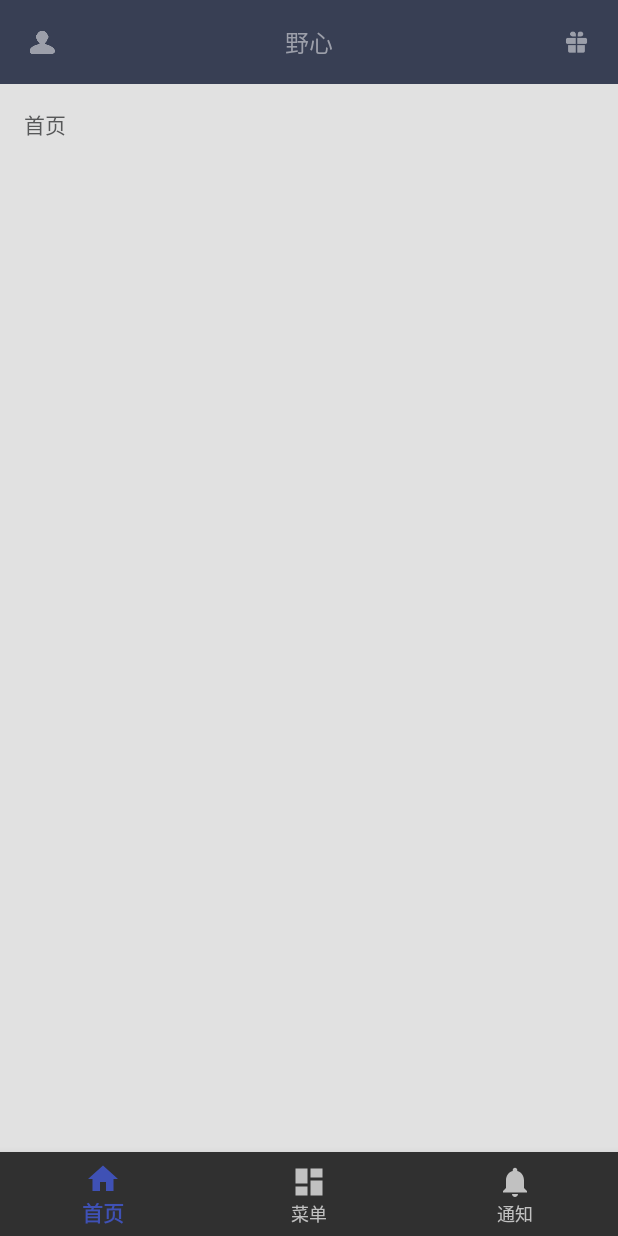
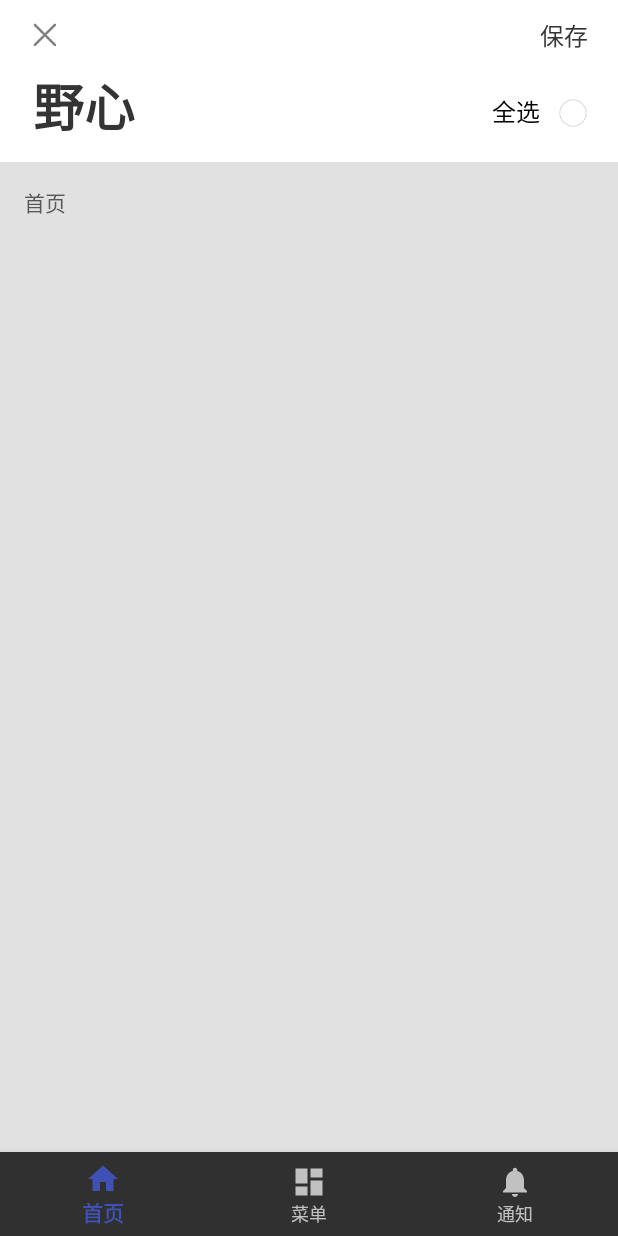
Before and after one commit to Rocktiger/MyFirstGItHubProject, an Android app: the screen it shows after launch (MainActivity), on a phone screen of 412 x 824 dp. Run offline under Robolectric (Android 15) with nearby library versions, the phone set to English and light mode, and no system bars.

Commit message:
[fixed] 封装BaseToolbarActivity

```diff
--- a/app/src/main/java/com/nb/mengbiao/myfirstgithubproject/MainActivity.java
+++ b/app/src/main/java/com/nb/mengbiao/myfirstgithubproject/MainActivity.java
@@ -1,15 +1,21 @@
 package com.nb.mengbiao.myfirstgithubproject;
 
+import android.graphics.Color;
+import android.graphics.drawable.ColorDrawable;
 import android.os.Bundle;
 import android.os.PersistableBundle;
 import android.support.design.widget.BottomNavigationView;
 import android.support.v4.app.Fragment;
+import android.support.v4.content.ContextCompat;
 import android.support.v4.widget.DrawerLayout;
-import android.view.MenuItem;
+import android.util.TypedValue;
 import android.view.View;
 import android.widget.AdapterView;
 import android.widget.ArrayAdapter;
+import android.widget.CheckBox;
+import android.widget.LinearLayout;
 import android.widget.ListView;
+import android.widget.TextView;
 
 import com.nb.mengbiao.myfirstgithubproject.base.BaseToolBarActivity;
 import com.nb.mengbiao.myfirstgithubproject.base.toast.ToastUtil;
@@ -31,9 +37,12 @@ public class MainActivity extends BaseToolBarActivity {
     @Override
     protected void onCreate(Bundle savedInstanceState) {
         super.onCreate(savedInstanceState);
+        this.savedInstanceState = savedInstanceState;
+    }
+
+    @Override
+    protected void setContentView() {
         setContentView(R.layout.activity_main);
-        initToolBar("野心");
-        this.savedInstanceState = savedInstanceState;
         drawerLayout = (DrawerLayout) findViewById(R.id.drawer_layout);
         mDrawerList = (ListView) findViewById(R.id.left_drawer);
         plantArr = getResources().getStringArray(R.array.planets_array);
@@ -43,12 +52,63 @@ public class MainActivity extends BaseToolBarActivity {
 
         BottomNavigationView navigation = (BottomNavigationView) findViewById(R.id.navigation);
         navigation.setOnNavigationItemSelectedListener(mOnNavigationItemSelectedListener);
+
     }
 
     @Override
-    protected void initToolBar(String title) {
-        super.initToolBar(title);
-        getSupportActionBar().setDisplayHomeAsUpEnabled(false);
+    protected void initializeData(Bundle saveInstance) {
+        initTitle("野心");
+        setHeaderLeft();
+        setHeaderRight("保存");
+        setHeaderRightView();
+        setHeaderLeftImg(R.drawable.new_detele_airport_information);
+
+    }
+
+    /**
+     * 全选控件
+     */
+    private CheckBox checkBox;
+    LinearLayout checkAllView;
+
+    private void setHeaderRightView() {
+        checkAllView = new LinearLayout(this);
+        checkAllView.setOrientation(LinearLayout.HORIZONTAL);
+
+        TextView textView = new TextView(this);
+        textView.setText("全选");
+        textView.setTextSize(TypedValue.COMPLEX_UNIT_SP, 16);
+        textView.setTextColor(Color.parseColor("#000000"));
+
+        checkBox = new CheckBox(this);
+        checkBox.setWidth(20);
+        checkBox.setHeight(20);
+        checkBox.setButtonDrawable(new ColorDrawable());
+        checkBox.setBackground(ContextCompat.getDrawable(this, R.drawable.btn_invoice_type_selector));
+
+        LinearLayout.LayoutParams textViewParams = new LinearLayout.LayoutParams(
+                LinearLayout.LayoutParams.WRAP_CONTENT, LinearLayout.LayoutParams.WRAP_CONTENT);
+
+        LinearLayout.LayoutParams checkBoxParams = new LinearLayout.LayoutParams(
+                LinearLayout.LayoutParams.WRAP_CONTENT, LinearLayout.LayoutParams.WRAP_CONTENT);
+        checkBoxParams.setMargins(18, 0, 0, 0);
+
+        checkAllView.addView(textView, textViewParams);
+        checkAllView.addView(checkBox, checkBoxParams);
+
+        toolbar.addRightContainerChildView(checkAllView);
+
+        checkBox.setOnClickListener(v -> ToastUtil.showToast("全选"));
+    }
+
+    @Override
+    protected void headerLeftBtnHandle() {
+        ToastUtil.showToast("我回退了");
+    }
+
+    @Override
+    protected void headerRightTextBtnHandle() {
+        ToastUtil.showToast("我保存了");
     }
 
     private void initFramgent() {
@@ -73,15 +133,12 @@ public class MainActivity extends BaseToolBarActivity {
     private void selectItem(int position) {
         // Highlight the selected item, update the title, and close the drawer
         mDrawerList.setItemChecked(position, true);
-        setTitle(plantArr[position]);
+        initTitle(plantArr[position]);
         drawerLayout.closeDrawer(mDrawerList);
     }
 
     private BottomNavigationView.OnNavigationItemSelectedListener mOnNavigationItemSelectedListener
-            = new BottomNavigationView.OnNavigationItemSelectedListener() {
-
-        @Override
-        public boolean onNavigationItemSelected(MenuItem item) {
+            = item -> {
         switch (item.getItemId()) {
             case R.id.navigation_home:
                 //mTextMessage.setText(R.string.title_home);
@@ -97,7 +154,5 @@ public class MainActivity extends BaseToolBarActivity {
                 return true;
         }
         return false;
-        }
-
     };
 }
--- a/app/src/main/java/com/nb/mengbiao/myfirstgithubproject/base/BaseToolBarActivity.java
+++ b/app/src/main/java/com/nb/mengbiao/myfirstgithubproject/base/BaseToolBarActivity.java
@@ -1,12 +1,11 @@
 package com.nb.mengbiao.myfirstgithubproject.base;
 
 import android.os.Bundle;
-import android.support.annotation.Nullable;
 import android.support.v7.app.AppCompatActivity;
-import android.support.v7.widget.Toolbar;
 import android.text.TextUtils;
+import android.view.LayoutInflater;
 import android.view.View;
-import android.widget.TextView;
+import android.widget.LinearLayout;
 
 import com.nb.mengbiao.myfirstgithubproject.R;
 
@@ -14,43 +13,127 @@ import com.nb.mengbiao.myfirstgithubproject.R;
  * Created by mengbiao on 2017/10/24.
  */
 
-public class BaseToolBarActivity extends AppCompatActivity {
-    private Toolbar toolbar;
+public abstract class BaseToolBarActivity extends AppCompatActivity {
+    public TitleBar toolbar;
+
 
     @Override
-    protected void onCreate(@Nullable Bundle savedInstanceState) {
+    protected void onCreate(Bundle savedInstanceState) {
         super.onCreate(savedInstanceState);
+        setContentView();
+        initializeView();
+        initializeData(savedInstanceState);
     }
 
-    protected Toolbar getToolbar() {
-        if (toolbar == null) {
-            toolbar = (Toolbar) findViewById(R.id.my_toolbar);
+    /**
+     * 1 设置布局
+     */
+    protected abstract void setContentView();
+
+    /**
+     * 2. 初始化布局
+     */
+    protected void initializeView() {
+        if (findViewById(R.id.toolbar) != null) {
+            toolbar = (TitleBar) findViewById(R.id.toolbar);
+            if (hasBackIcon()) {
+                toolbar.getBackImgView().setVisibility(View.VISIBLE);
+                //公共左边 回退 需要自定义
+                toolbar.setBackListener(v -> {
+                    finish();
+                });
+            } else {
+                toolbar.getBackImgView().setVisibility(View.GONE);
+            }
         }
-        return toolbar;
     }
 
-    protected void initToolBar(String title) {
-        if (getToolbar() == null) {
-            return;
+    /**
+     * 是否有回退功能 * * @return
+     */
+    protected boolean hasBackIcon() {
+        return true;
+    }
+
+    /**
+     * 3. 初始化ui数据
+     */
+    protected abstract void initializeData(Bundle saveInstance);
+
+
+    public void setContentView(int layoutId) {
+        setContentView(layoutId, true);
+    }
+
+    /**
+     * 容器模版 * @param layoutId 内容视图
+     * * @param isContainerTitle true 带有toolbar的布局容器 false无toolbar
+     */
+    protected void setContentView(int layoutId, boolean isContainerTitle) {
+        if (isContainerTitle) {
+            LinearLayout root = (LinearLayout) LayoutInflater.from(this).inflate(R.layout.basetoolbaractivity_layout, null);
+            LayoutInflater.from(this).inflate(layoutId, root);
+            super.setContentView(root);
+        } else {
+            super.setContentView(layoutId);
         }
-        setSupportActionBar(toolbar);
-        getSupportActionBar().setDisplayShowHomeEnabled(true);
-        getSupportActionBar().setDisplayHomeAsUpEnabled(true);
+    }
+
+    /**
+     * 设置标题
+     *
+     * @param title
+     */
+    protected void initTitle(String title) {
         if (!TextUtils.isEmpty(title)) {
-            TextView textView = (TextView) findViewById(R.id.tv_head_title);
-            if (textView == null) {
-                setTitle(title);
-            } else {
-                setTitle(" ");
-                textView.setText(title);
-            }
+            toolbar.setLeftTitle(title);
+        }
+    }
 
-        } else {
-            setTitle(" ");
+    /**
+     * 设置右边文字按钮
+     *
+     * @param str
+     */
+    protected void setHeaderRight(String str) {
+        if (!TextUtils.isEmpty(str)) {
+            toolbar.setRightTextButtonText(str);
+            toolbar.setmTextButtonListener(v -> {
+                headerRightTextBtnHandle();
+            });
         }
-        toolbar.setNavigationOnClickListener(v -> {
-            finish();
+    }
+
+    /**
+     * 设置左边回退按钮事件
+     */
+    protected void setHeaderLeft() {
+        toolbar.setBackListener(v -> {
+            headerLeftBtnHandle();
         });
+    }
+
+    protected void setHeaderLeftImg(int imgId) {
+        toolbar.setBackImg(imgId);
+    }
+
+    /**
+     * 点击右边文字按钮处理事件
+     */
+    protected void headerRightTextBtnHandle() {
 
     }
+
+    /**
+     * 点击左边图片按钮处理事件
+     */
+    protected void headerLeftBtnHandle() {
+
+    }
+
+    @Override
+    protected void onDestroy() {
+        super.onDestroy();
+        toolbar.onDestroy();
+    }
 }
--- /dev/null
+++ b/app/src/main/java/com/nb/mengbiao/myfirstgithubproject/base/TitleBar.java
@@ -0,0 +1,189 @@
+package com.nb.mengbiao.myfirstgithubproject.base;
+
+import android.content.Context;
+import android.text.TextUtils;
+import android.util.AttributeSet;
+import android.view.LayoutInflater;
+import android.view.View;
+import android.widget.FrameLayout;
+import android.widget.ImageView;
+import android.widget.TextView;
+
+import com.nb.mengbiao.myfirstgithubproject.R;
+
+
+/**
+ * Base TitleBar wrapper
+ * <p>
+ * this is added from 1.6.1 version
+ * <p>
+ * Created by mengbiao on 2017/11/1.
+ */
+
+public class TitleBar extends FrameLayout {
+
+    /**
+     * back arrow,finish activity or go to target activity
+     */
+    private ImageView iv_titlebar_back;
+    /**
+     * title right view container,you can custom right view
+     */
+    private FrameLayout fl_right_container;
+    /**
+     * title view,show title
+     */
+    private TextView tv_left_title;
+
+    private TextView tv_right_btn;
+
+    public TitleBar(Context context) {
+        super(context);
+        init(context);
+    }
+
+    public TitleBar(Context context, AttributeSet attrs) {
+        super(context, attrs);
+        init(context);
+    }
+
+    public TitleBar(Context context, AttributeSet attrs, int defStyleAttr) {
+        super(context, attrs, defStyleAttr);
+        init(context);
+    }
+
+    private void init(Context context) {
+        LayoutInflater.from(context).inflate(R.layout.layout_titlebar, this);
+        iv_titlebar_back = (ImageView) findViewById(R.id.btn_Left);
+        fl_right_container = (FrameLayout) findViewById(R.id.fl_right_container);
+        tv_left_title = (TextView) findViewById(R.id.tv_head_title);
+        tv_right_btn = (TextView) findViewById(R.id.tv_head_text_button);
+    }
+
+    private View.OnClickListener mBackListener;
+
+    /**
+     * set Back View Listener
+     *
+     * @param listener
+     */
+    public void setBackListener(View.OnClickListener listener) {
+        mBackListener = listener;
+        iv_titlebar_back.setOnClickListener(mBackListener);
+    }
+
+    private View.OnClickListener mTextButtonListener;
+
+    /**
+     * set RightTextButton Listener
+     *
+     * @param listener
+     */
+    public void setmTextButtonListener(View.OnClickListener listener) {
+        mTextButtonListener = listener;
+        tv_right_btn.setOnClickListener(mTextButtonListener);
+    }
+
+    public void setBackImg(int imgResId) {
+        iv_titlebar_back.setVisibility(VISIBLE);
+        iv_titlebar_back.setImageResource(imgResId);
+    }
+
+    /**
+     * set Title View by string
+     *
+     * @param title
+     */
+    public void setLeftTitle(String title) {
+        if (!TextUtils.isEmpty(title)) {
+            tv_left_title.setVisibility(VISIBLE);
+            tv_left_title.setText(title);
+        } else {
+            tv_left_title.setVisibility(GONE);
+        }
+    }
+
+    /**
+     * set Title View by resource id
+     *
+     * @param titleResId
+     */
+    public void setLeftTitle(int titleResId) {
+        tv_left_title.setText(getResources().getText(titleResId));
+    }
+
+    /**
+     * set Right TextButton by string
+     *
+     * @param str
+     */
+    public void setRightTextButtonText(String str) {
+        if (!TextUtils.isEmpty(str)) {
+            tv_right_btn.setVisibility(VISIBLE);
+            tv_right_btn.setText(str);
+        } else {
+            tv_right_btn.setVisibility(GONE);
+        }
+    }
+
+
+    /**
+     * add a custom view to right container view ,this view maybe a view or a ViewGroup
+     *
+     * @param view
+     */
+    public void addRightContainerChildView(View view) {
+        fl_right_container.removeAllViews();
+        fl_right_container.addView(view);
+        if (fl_right_container.getVisibility() == GONE)
+            fl_right_container.setVisibility(VISIBLE);
+    }
+
+
+    /**
+     * get title View
+     *
+     * @return
+     */
+    public TextView getTitleView() {
+        return tv_left_title;
+    }
+
+    /**
+     * get RightTextButton view
+     *
+     * @return
+     */
+    public TextView getRightTextButton() {
+        return tv_right_btn;
+    }
+
+    public ImageView getBackImgView() {
+        return iv_titlebar_back;
+    }
+
+    /**
+     * get right view container
+     * <p>
+     * note:the view default visibility is gone
+     *
+     * @return
+     */
+    public FrameLayout getRightContainer() {
+        return fl_right_container;
+    }
+
+    /**
+     * release  listener ,this can unbundled with activity,in case of activity memory leak
+     */
+    public void onDestroy() {
+        if (null != mBackListener) {
+            mBackListener = null;
+            iv_titlebar_back.setOnClickListener(null);
+        }
+        if (null != mTextButtonListener) {
+            mTextButtonListener = null;
+            tv_right_btn.setOnClickListener(null);
+        }
+    }
+}
--- /dev/null
+++ b/app/src/main/res/drawable/btn_invoice_type_selector.xml
@@ -0,0 +1,12 @@
+<?xml version="1.0" encoding="utf-8"?>
+<selector xmlns:android="http://schemas.android.com/apk/res/android">
+
+    <item android:drawable="@drawable/icon_checkbox_common"
+        android:state_enabled="true" android:state_focused="true"
+        android:state_pressed="false" />
+    <item android:drawable="@drawable/icon_checkbox_common"
+        android:state_enabled="true" android:state_pressed="true" />
+    <item android:drawable="@drawable/icon_checkbox_common"
+        android:state_checked="true" android:state_enabled="true" />
+    <item android:drawable="@drawable/icon_checkbox_common_unselect" />
+</selector>
--- a/app/src/main/res/layout/activity_main.xml
+++ b/app/src/main/res/layout/activity_main.xml
@@ -9,15 +9,10 @@
         android:layout_width="match_parent"
         android:layout_height="match_parent">
 
-        <include
-            android:id="@+id/ic_head"
-            layout="@layout/main_toolbar_layout" />
-
         <FrameLayout
             android:id="@+id/content_frame"
             android:layout_width="match_parent"
-            android:layout_height="match_parent"
-            android:layout_below="@+id/ic_head" />
+            android:layout_height="match_parent" />
 
         <android.support.design.widget.BottomNavigationView
             android:id="@+id/navigation"
--- /dev/null
+++ b/app/src/main/res/layout/basetoolbaractivity_layout.xml
@@ -0,0 +1,14 @@
+<?xml version="1.0" encoding="utf-8"?>
+<LinearLayout xmlns:android="http://schemas.android.com/apk/res/android"
+    android:layout_width="match_parent"
+    android:layout_height="wrap_content"
+    android:background="@color/white"
+    android:orientation="vertical">
+
+    <com.nb.mengbiao.myfirstgithubproject.base.TitleBar
+        android:id="@+id/toolbar"
+        android:layout_width="match_parent"
+        android:layout_height="108dp">
+
+    </com.nb.mengbiao.myfirstgithubproject.base.TitleBar>
+</LinearLayout>
--- /dev/null
+++ b/app/src/main/res/layout/layout_titlebar.xml
@@ -0,0 +1,61 @@
+<?xml version="1.0" encoding="utf-8"?>
+<LinearLayout xmlns:android="http://schemas.android.com/apk/res/android"
+    android:layout_width="match_parent"
+    android:layout_height="wrap_content"
+    android:background="@color/white"
+    android:orientation="vertical">
+
+    <RelativeLayout
+        android:layout_width="match_parent"
+        android:layout_height="108dp">
+
+        <ImageView
+            android:id="@+id/btn_Left"
+            android:layout_width="wrap_content"
+            android:layout_height="wrap_content"
+            android:layout_alignParentLeft="true"
+            android:layout_alignParentTop="true"
+            android:layout_marginLeft="22dp"
+            android:layout_marginTop="15dp"
+            android:src="@drawable/icon_arrow_back_header"
+            android:visibility="gone" />
+
+        <TextView
+            android:id="@+id/tv_head_title"
+            android:layout_width="wrap_content"
+            android:layout_height="wrap_content"
+            android:layout_alignParentBottom="true"
+            android:layout_marginBottom="12dp"
+            android:layout_marginLeft="22dp"
+            android:layout_marginTop="19dp"
+            android:text="大标题"
+            android:textColor="#343434"
+            android:textSize="34sp"
+            android:textStyle="bold"
+            android:visibility="visible" />
+
+        <TextView
+            android:id="@+id/tv_head_text_button"
+            android:layout_width="wrap_content"
+            android:layout_height="wrap_content"
+            android:layout_alignParentRight="true"
+            android:layout_alignParentTop="true"
+            android:layout_marginRight="20dp"
+            android:layout_marginTop="11dp"
+            android:text="文字按钮"
+            android:textColor="#343434"
+            android:textSize="16sp"
+            android:visibility="gone" />
+
+        <FrameLayout
+            android:id="@+id/fl_right_container"
+            android:layout_width="wrap_content"
+            android:layout_height="wrap_content"
+            android:layout_alignParentBottom="true"
+            android:layout_alignParentRight="true"
+            android:layout_centerVertical="true"
+            android:layout_marginBottom="22dp"
+            android:layout_marginRight="20dp"
+            android:visibility="gone" />
+    </RelativeLayout>
+</LinearLayout>
```
Also changed, not shown: app/src/main/java/com/nb/mengbiao/myfirstgithubproject/base/ScreenUtils.java (added, +175 -0 lines), app/src/main/res/layout/common_toolbar_layout.xml (added, +69 -0 lines), app/src/main/res/drawable-hdpi/icon_arrow_back_header.png (added), app/src/main/res/drawable-xhdpi/icon_arrow_back_header.png (added), app/src/main/res/drawable-xhdpi/icon_checkbox_common.png (added), app/src/main/res/drawable-xhdpi/icon_checkbox_common_unselect.png (added), app/src/main/res/drawable-xhdpi/icon_close.png (added), app/src/main/res/drawable-xhdpi/new_detele_airport_information.png (added), app/src/main/res/drawable-xxhdpi/ic_close_white.png (added), app/src/main/res/drawable-xxhdpi/icon_arrow_back_header.png (added), app/src/main/res/drawable-xxhdpi/icon_checkbox_common.png (added), app/src/main/res/drawable-xxhdpi/icon_checkbox_common_unselect.png (added), app/src/main/res/drawable-xxhdpi/icon_close.png (added). Lines whose indentation alone changed are shown as unchanged.
